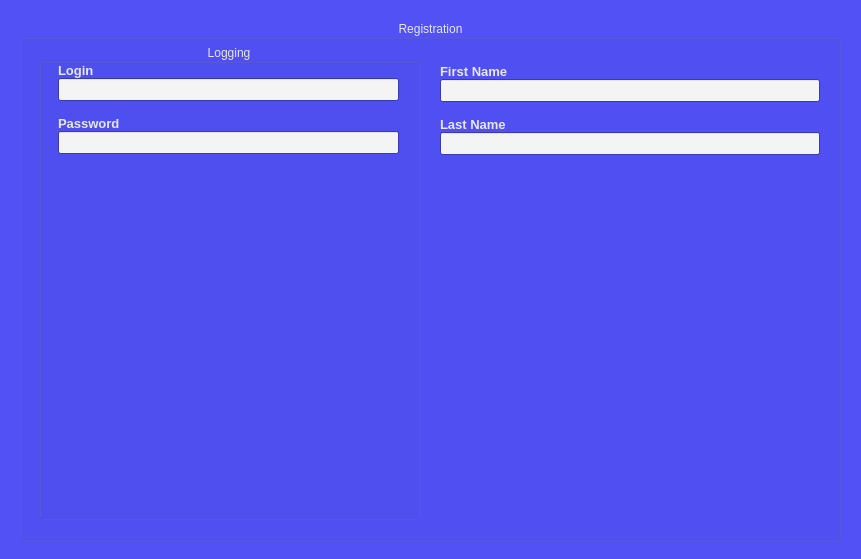
Before: the Qt Designer form CLIENT/RHE_Client/registration_widget.ui in qvinn/RHE, drawn with Qt 5.
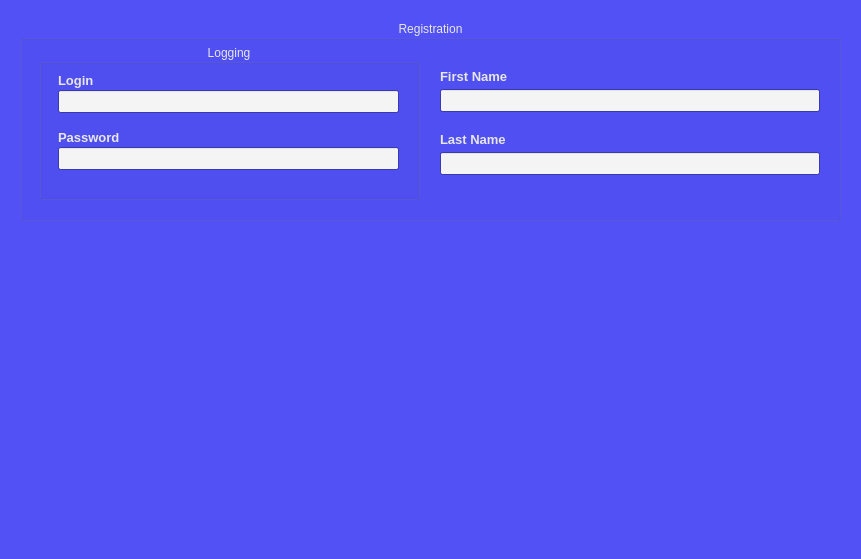
After: the same form once the commit is applied.

```diff
--- a/CLIENT/RHE_Client/registration_widget.ui
+++ b/CLIENT/RHE_Client/registration_widget.ui
@@ -10,6 +10,12 @@
     <height>559</height>
    </rect>
   </property>
+  <property name="minimumSize">
+   <size>
+    <width>538</width>
+    <height>246</height>
+   </size>
+  </property>
   <property name="palette">
    <palette>
     <active>
@@ -248,7 +254,7 @@
      <x>0</x>
      <y>0</y>
      <width>861</width>
-     <height>561</height>
+     <height>241</height>
     </rect>
    </property>
    <layout class="QVBoxLayout" name="verticalLayout_1">
@@ -270,7 +276,7 @@
     <item>
      <widget class="QGroupBox" name="grpBx_rgstr">
       <property name="sizePolicy">
-       <sizepolicy hsizetype="Expanding" vsizetype="Expanding">
+       <sizepolicy hsizetype="Expanding" vsizetype="Minimum">
         <horstretch>0</horstretch>
         <verstretch>0</verstretch>
        </sizepolicy>
@@ -358,7 +364,7 @@
          <x>-1</x>
          <y>19</y>
          <width>821</width>
-         <height>501</height>
+         <height>181</height>
         </rect>
        </property>
        <layout class="QHBoxLayout" name="horizontalLayout_1">
@@ -461,7 +467,7 @@
              <x>-1</x>
              <y>19</y>
              <width>381</width>
-             <height>451</height>
+             <height>131</height>
             </rect>
            </property>
            <layout class="QVBoxLayout" name="verticalLayout_3">
@@ -474,8 +480,36 @@
             <property name="rightMargin">
              <number>20</number>
             </property>
+            <item>
+             <spacer name="verticalSpacer_4">
+              <property name="orientation">
+               <enum>Qt::Vertical</enum>
+              </property>
+              <property name="sizeType">
+               <enum>QSizePolicy::Fixed</enum>
+              </property>
+              <property name="sizeHint" stdset="0">
+               <size>
+                <width>20</width>
+                <height>8</height>
+               </size>
+              </property>
+             </spacer>
+            </item>
             <item>
              <widget class="QLabel" name="label_login">
+              <property name="sizePolicy">
+               <sizepolicy hsizetype="Preferred" vsizetype="Fixed">
+                <horstretch>0</horstretch>
+                <verstretch>0</verstretch>
+               </sizepolicy>
+              </property>
+              <property name="minimumSize">
+               <size>
+                <width>170</width>
+                <height>0</height>
+               </size>
+              </property>
               <property name="font">
                <font>
                 <family>Tahoma</family>
@@ -491,6 +525,12 @@
             </item>
             <item>
              <widget class="QLineEdit" name="lineEdit_login">
+              <property name="minimumSize">
+               <size>
+                <width>170</width>
+                <height>0</height>
+               </size>
+              </property>
               <property name="palette">
                <palette>
                 <active>
@@ -610,6 +650,18 @@
             </item>
             <item>
              <widget class="QLabel" name="label_password">
+              <property name="sizePolicy">
+               <sizepolicy hsizetype="Preferred" vsizetype="Fixed">
+                <horstretch>0</horstretch>
+                <verstretch>0</verstretch>
+               </sizepolicy>
+              </property>
+              <property name="minimumSize">
+               <size>
+                <width>170</width>
+                <height>0</height>
+               </size>
+              </property>
               <property name="font">
                <font>
                 <family>Tahoma</family>
@@ -625,6 +677,12 @@
             </item>
             <item>
              <widget class="QLineEdit" name="lineEdit_password">
+              <property name="minimumSize">
+               <size>
+                <width>170</width>
+                <height>0</height>
+               </size>
+              </property>
               <property name="palette">
                <palette>
                 <active>
@@ -762,12 +820,12 @@
                <enum>Qt::Vertical</enum>
               </property>
               <property name="sizeType">
-               <enum>QSizePolicy::Expanding</enum>
+               <enum>QSizePolicy::Fixed</enum>
               </property>
               <property name="sizeHint" stdset="0">
                <size>
                 <width>20</width>
-                <height>40</height>
+                <height>20</height>
                </size>
               </property>
              </spacer>
@@ -782,7 +840,7 @@
            <number>0</number>
           </property>
           <item>
-           <spacer name="verticalSpacer_3">
+           <spacer name="verticalSpacer_2">
             <property name="orientation">
              <enum>Qt::Vertical</enum>
             </property>
@@ -799,6 +857,18 @@
           </item>
           <item>
            <widget class="QLabel" name="label_frst_name">
+            <property name="sizePolicy">
+             <sizepolicy hsizetype="Preferred" vsizetype="Fixed">
+              <horstretch>0</horstretch>
+              <verstretch>0</verstretch>
+             </sizepolicy>
+            </property>
+            <property name="minimumSize">
+             <size>
+              <width>170</width>
+              <height>0</height>
+             </size>
+            </property>
             <property name="font">
              <font>
               <family>Tahoma</family>
@@ -814,6 +884,12 @@
           </item>
           <item>
            <widget class="QLineEdit" name="lineEdit_FName">
+            <property name="minimumSize">
+             <size>
+              <width>170</width>
+              <height>0</height>
+             </size>
+            </property>
             <property name="palette">
              <palette>
               <active>
@@ -916,7 +992,7 @@
            </widget>
           </item>
           <item>
-           <spacer name="verticalSpacer_4">
+           <spacer name="verticalSpacer_3">
             <property name="orientation">
              <enum>Qt::Vertical</enum>
             </property>
@@ -933,6 +1009,18 @@
           </item>
           <item>
            <widget class="QLabel" name="label_lst_name">
+            <property name="sizePolicy">
+             <sizepolicy hsizetype="Preferred" vsizetype="Fixed">
+              <horstretch>0</horstretch>
+              <verstretch>0</verstretch>
+             </sizepolicy>
+            </property>
+            <property name="minimumSize">
+             <size>
+              <width>170</width>
+              <height>0</height>
+             </size>
+            </property>
             <property name="font">
              <font>
               <family>Tahoma</family>
@@ -948,6 +1036,12 @@
           </item>
           <item>
            <widget class="QLineEdit" name="lineEdit_LName">
+            <property name="minimumSize">
+             <size>
+              <width>170</width>
+              <height>0</height>
+             </size>
+            </property>
             <property name="palette">
              <palette>
               <active>
@@ -1077,14 +1171,17 @@
            </widget>
           </item>
           <item>
-           <spacer name="verticalSpacer_2">
+           <spacer name="verticalSpacer_1">
             <property name="orientation">
              <enum>Qt::Vertical</enum>
             </property>
+            <property name="sizeType">
+             <enum>QSizePolicy::Fixed</enum>
+            </property>
             <property name="sizeHint" stdset="0">
              <size>
               <width>20</width>
-              <height>40</height>
+              <height>20</height>
              </size>
             </property>
            </spacer>
```
Left out of the diff: 2 changed lines with no effect on the pictures.
